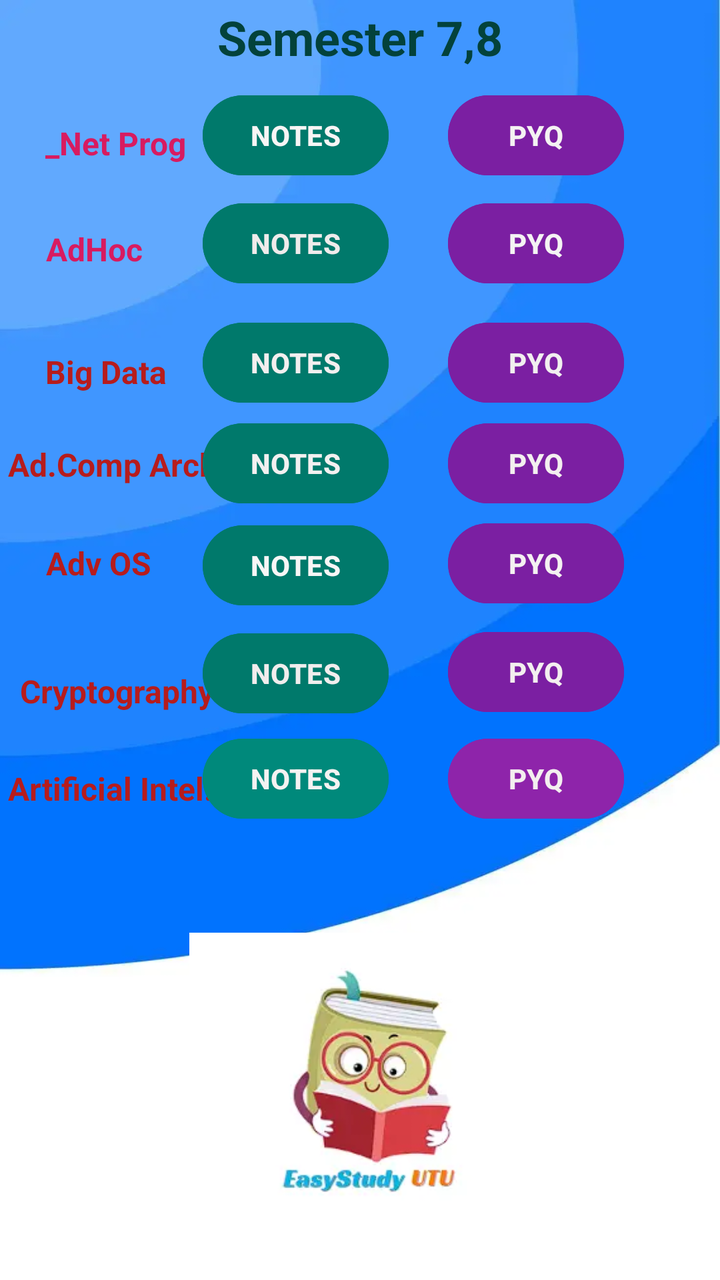
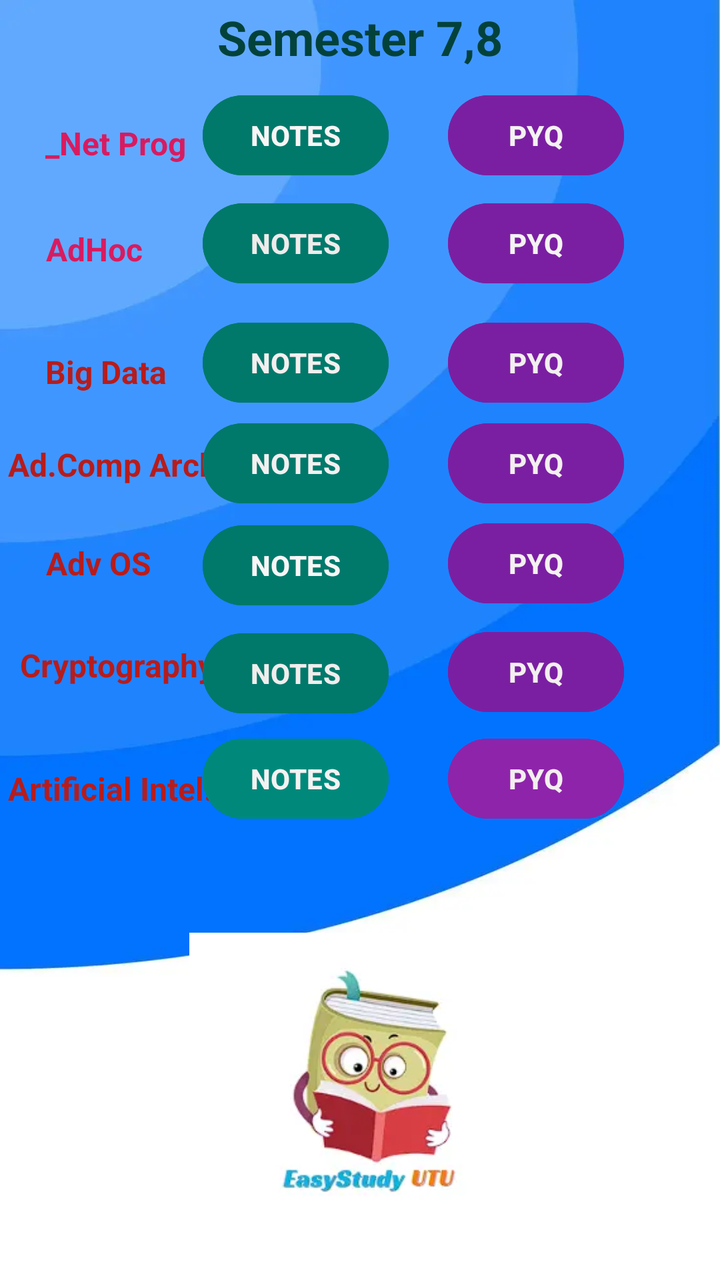

Screens rendered from an Android XML layout before and after an edit, with the pre-edit source and the edit as a unified diff.
<!-- AndroidManifest.xml: application theme Theme.EasyStudyUTU -->
<!-- res/layout/activity_fourth_year.xml -->
<?xml version="1.0" encoding="utf-8"?>
<androidx.constraintlayout.widget.ConstraintLayout xmlns:android="http://schemas.android.com/apk/res/android"
    xmlns:app="http://schemas.android.com/apk/res-auto"
    xmlns:tools="http://schemas.android.com/tools"
    style="d"
    android:layout_width="match_parent"
    android:layout_height="match_parent"
    android:background="@drawable/background2"
    android:foregroundTint="#00897B"
    tools:context=".FourthYear">


    <TextView
        android:id="@+id/textView30"
        android:layout_width="wrap_content"
        android:layout_height="wrap_content"
        android:text="Cryptography"
        android:textColor="#B71C1C"
        android:textSize="16dp"
        android:textStyle="bold"
        app:layout_constraintBottom_toBottomOf="parent"
        app:layout_constraintEnd_toEndOf="parent"
        app:layout_constraintHorizontal_bias="0.038"
        app:layout_constraintStart_toStartOf="parent"
        app:layout_constraintTop_toTopOf="parent"
        app:layout_constraintVertical_bias="0.541" />

    <Button
        android:id="@+id/adhocpyq"
        android:layout_width="wrap_content"
        android:layout_height="wrap_content"
        android:backgroundTint="#7B1FA2"
        android:text="PYQ"
        android:textColor="#F4F3F3"
        android:textStyle="bold"
        app:layout_constraintBottom_toBottomOf="parent"
        app:layout_constraintEnd_toEndOf="parent"
        app:layout_constraintHorizontal_bias="0.823"
        app:layout_constraintStart_toStartOf="parent"
        app:layout_constraintTop_toTopOf="parent"
        app:layout_constraintVertical_bias="0.165" />

    <TextView
        android:id="@+id/textView25"
        android:layout_width="wrap_content"
        android:layout_height="wrap_content"
        android:foregroundTint="#F44336"
        android:text="Semester 7,8"
        android:textColor="#03423B"
        android:textSize="24dp"
        android:textStyle="bold"
        app:layout_constraintBottom_toBottomOf="parent"
        app:layout_constraintEnd_toEndOf="parent"
        app:layout_constraintStart_toStartOf="parent"
        app:layout_constraintTop_toTopOf="parent"
        app:layout_constraintVertical_bias="0.004" />

    <TextView
        android:id="@+id/textView26"
        android:layout_width="wrap_content"
        android:layout_height="wrap_content"
        android:text="_Net Prog"
        android:textColor="#D81B60"
        android:textSize="16dp"
        android:textStyle="bold"
        app:layout_constraintBottom_toBottomOf="parent"
        app:layout_constraintEnd_toEndOf="parent"
        app:layout_constraintHorizontal_bias="0.078"
        app:layout_constraintStart_toStartOf="parent"
        app:layout_constraintTop_toTopOf="parent"
        app:layout_constraintVertical_bias="0.098" />

    <Button
        android:id="@+id/dotnetnotes"
        android:layout_width="wrap_content"
        android:layout_height="wrap_content"
        android:backgroundTint="#00796B"
        android:text="NOTES"
        android:textColor="#F8F5F5"
        android:textStyle="bold"
        app:layout_constraintBottom_toBottomOf="parent"
        app:layout_constraintEnd_toEndOf="parent"
        app:layout_constraintHorizontal_bias="0.38"
        app:layout_constraintStart_toStartOf="parent"
        app:layout_constraintTop_toTopOf="parent"
        app:layout_constraintVertical_bias="0.074" />

    <Button
        android:id="@+id/dotnetpyq"
        android:layout_width="wrap_content"
        android:layout_height="wrap_content"
        android:backgroundTint="#7B1FA2"
        android:text="PYQ"
        android:textColor="#F4F2F2"
        android:textStyle="bold"
        app:layout_constraintBottom_toBottomOf="parent"
        app:layout_constraintEnd_toEndOf="parent"
        app:layout_constraintHorizontal_bias="0.823"
        app:layout_constraintStart_toStartOf="parent"
        app:layout_constraintTop_toTopOf="parent"
        app:layout_constraintVertical_bias="0.074" />

    <TextView
        android:id="@+id/textView27"
        android:layout_width="wrap_content"
        android:layout_height="wrap_content"
        android:text="AdHoc "
        android:textColor="#D81B60"
        android:textSize="16dp"
        android:textStyle="bold"
        app:layout_constraintBottom_toBottomOf="parent"
        app:layout_constraintEnd_toEndOf="parent"
        app:layout_constraintHorizontal_bias="0.075"
        app:layout_constraintStart_toStartOf="parent"
        app:layout_constraintTop_toTopOf="parent"
        app:layout_constraintVertical_bias="0.184" />

    <Button
        android:id="@+id/adhocnotes"
        android:layout_width="wrap_content"
        android:layout_height="wrap_content"
        android:backgroundTint="#00796B"
        android:text="NOTES"
        android:textColor="#EFEBEB"
        android:textStyle="bold"
        app:layout_constraintBottom_toBottomOf="parent"
        app:layout_constraintEnd_toEndOf="parent"
        app:layout_constraintHorizontal_bias="0.38"
        app:layout_constraintStart_toStartOf="parent"
        app:layout_constraintTop_toTopOf="parent"
        app:layout_constraintVertical_bias="0.165" />

    <TextView
        android:id="@+id/textView28"
        android:layout_width="wrap_content"
        android:layout_height="wrap_content"
        android:text="Big Data"
        android:textAllCaps="false"
        android:textColor="#B71C1C"
        android:textSize="16dp"
        android:textStyle="bold"
        app:layout_constraintBottom_toBottomOf="parent"
        app:layout_constraintEnd_toEndOf="parent"
        app:layout_constraintHorizontal_bias="0.076"
        app:layout_constraintStart_toStartOf="parent"
        app:layout_constraintTop_toTopOf="parent"
        app:layout_constraintVertical_bias="0.283" />

    <Button
        android:id="@+id/bigdatanotes"
        android:layout_width="wrap_content"
        android:layout_height="wrap_content"
        android:backgroundTint="#00796B"
        android:text="NOTES"
        android:textColor="#F3EFEF"
        android:textStyle="bold"
        app:layout_constraintBottom_toBottomOf="parent"
        app:layout_constraintEnd_toEndOf="parent"
        app:layout_constraintHorizontal_bias="0.38"
        app:layout_constraintStart_toStartOf="parent"
        app:layout_constraintTop_toTopOf="parent"
        app:layout_constraintVertical_bias="0.266" />

    <Button
        android:id="@+id/bigdatapyq"
        android:layout_width="wrap_content"
        android:layout_height="wrap_content"
        android:backgroundTint="#7B1FA2"
        android:text="PYQ"
        android:textColor="#F1EFEF"
        android:textStyle="bold"
        app:layout_constraintBottom_toBottomOf="parent"
        app:layout_constraintEnd_toEndOf="parent"
        app:layout_constraintHorizontal_bias="0.823"
        app:layout_constraintStart_toStartOf="parent"
        app:layout_constraintTop_toTopOf="parent"
        app:layout_constraintVertical_bias="0.266" />

    <TextView
        android:id="@+id/textView24"
        android:layout_width="wrap_content"
        android:layout_height="wrap_content"
        android:text="Ad.Comp Arch"
        android:textColor="#B71C1C"
        android:textSize="16dp"
        android:textStyle="bold"
        app:layout_constraintBottom_toBottomOf="parent"
        app:layout_constraintEnd_toEndOf="parent"
        app:layout_constraintHorizontal_bias="0.016"
        app:layout_constraintStart_toStartOf="parent"
        app:layout_constraintTop_toTopOf="parent"
        app:layout_constraintVertical_bias="0.358" />

    <Button
        android:id="@+id/advcoanotes"
        android:layout_width="wrap_content"
        android:layout_height="wrap_content"
        android:backgroundTint="#00796B"
        android:text="NOTES"
        android:textColor="#F3F0F0"
        android:textStyle="bold"
        app:layout_constraintBottom_toBottomOf="parent"
        app:layout_constraintEnd_toEndOf="parent"
        app:layout_constraintHorizontal_bias="0.38"
        app:layout_constraintStart_toStartOf="parent"
        app:layout_constraintTop_toTopOf="parent"
        app:layout_constraintVertical_bias="0.351" />

    <Button
        android:id="@+id/advcoapyq"
        android:layout_width="wrap_content"
        android:layout_height="wrap_content"
        android:backgroundTint="#7B1FA2"
        android:text="PYQ"
        android:textColor="#F3EFEF"
        android:textStyle="bold"
        app:layout_constraintBottom_toBottomOf="parent"
        app:layout_constraintEnd_toEndOf="parent"
        app:layout_constraintHorizontal_bias="0.823"
        app:layout_constraintStart_toStartOf="parent"
        app:layout_constraintTop_toTopOf="parent"
        app:layout_constraintVertical_bias="0.351" />

    <TextView
        android:id="@+id/textView29"
        android:layout_width="wrap_content"
        android:layout_height="wrap_content"
        android:text="Adv OS"
        android:textColor="#B71C1C"
        android:textSize="16dp"
        android:textStyle="bold"
        app:layout_constraintBottom_toBottomOf="parent"
        app:layout_constraintEnd_toEndOf="parent"
        app:layout_constraintHorizontal_bias="0.075"
        app:layout_constraintStart_toStartOf="parent"
        app:layout_constraintTop_toTopOf="parent"
        app:layout_constraintVertical_bias="0.438" />

    <Button
        android:id="@+id/advosnotes"
        android:layout_width="wrap_content"
        android:layout_height="wrap_content"
        android:backgroundTint="#00796B"
        android:text="NOTES"
        android:textColor="#F8F6F6"
        android:textStyle="bold"
        app:layout_constraintBottom_toBottomOf="parent"
        app:layout_constraintEnd_toEndOf="parent"
        app:layout_constraintHorizontal_bias="0.38"
        app:layout_constraintStart_toStartOf="parent"
        app:layout_constraintTop_toTopOf="parent"
        app:layout_constraintVertical_bias="0.437" />

    <Button
        android:id="@+id/advospyq"
        android:layout_width="wrap_content"
        android:layout_height="wrap_content"
        android:backgroundTint="#7B1FA2"
        android:text="PYQ"
        android:textColor="#F4F1F1"
        android:textStyle="bold"
        app:layout_constraintBottom_toBottomOf="parent"
        app:layout_constraintEnd_toEndOf="parent"
        app:layout_constraintHorizontal_bias="0.823"
        app:layout_constraintStart_toStartOf="parent"
        app:layout_constraintTop_toTopOf="@+id/textView25"
        app:layout_constraintVertical_bias="0.433" />

    <Button
        android:id="@+id/cryptonotes"
        android:layout_width="wrap_content"
        android:layout_height="wrap_content"
        android:backgroundTint="#00796B"
        android:text="NOTES"
        android:textColor="#F1EDED"
        android:textStyle="bold"
        app:layout_constraintBottom_toBottomOf="parent"
        app:layout_constraintEnd_toEndOf="parent"
        app:layout_constraintHorizontal_bias="0.38"
        app:layout_constraintStart_toStartOf="parent"
        app:layout_constraintTop_toTopOf="parent"
        app:layout_constraintVertical_bias="0.528" />

    <Button
        android:id="@+id/cryptopyq"
        android:layout_width="wrap_content"
        android:layout_height="wrap_content"
        android:backgroundTint="#7B1FA2"
        android:text="PYQ"
        android:textColor="#F3EFEF"
        android:textStyle="bold"
        app:layout_constraintBottom_toBottomOf="parent"
        app:layout_constraintEnd_toEndOf="parent"
        app:layout_constraintHorizontal_bias="0.823"
        app:layout_constraintStart_toStartOf="parent"
        app:layout_constraintTop_toTopOf="@+id/textView25"
        app:layout_constraintVertical_bias="0.525" />

    <ImageView
        android:id="@+id/imageView7"
        android:layout_width="171dp"
        android:layout_height="185dp"
        app:layout_constraintBottom_toBottomOf="parent"
        app:layout_constraintEnd_toEndOf="parent"
        app:layout_constraintStart_toStartOf="parent"
        app:layout_constraintTop_toTopOf="parent"
        app:layout_constraintVertical_bias="1.0"
        app:srcCompat="@drawable/applogo" />

    <TextView
        android:id="@+id/textView31"
        android:layout_width="wrap_content"
        android:layout_height="wrap_content"
        android:backgroundTint="#D81B60"
        android:text="Artificial Intel."
        android:textColor="#B71C1C"
        android:textSize="16dp"
        android:textStyle="bold"
        app:layout_constraintBottom_toBottomOf="parent"
        app:layout_constraintEnd_toEndOf="parent"
        app:layout_constraintHorizontal_bias="0.016"
        app:layout_constraintStart_toStartOf="parent"
        app:layout_constraintTop_toTopOf="parent"
        app:layout_constraintVertical_bias="0.62" />

    <Button
        android:id="@+id/ainotes"
        android:layout_width="wrap_content"
        android:layout_height="wrap_content"
        android:backgroundTint="#00897B"
        android:text="NOTES"
        android:textColor="#F4F2F2"
        android:textStyle="bold"
        app:layout_constraintBottom_toBottomOf="parent"
        app:layout_constraintEnd_toEndOf="parent"
        app:layout_constraintHorizontal_bias="0.38"
        app:layout_constraintStart_toStartOf="parent"
        app:layout_constraintTop_toTopOf="parent"
        app:layout_constraintVertical_bias="0.617" />

    <Button
        android:id="@+id/aipyq"
        android:layout_width="wrap_content"
        android:layout_height="wrap_content"
        android:backgroundTint="#8E24AA"
        android:text="PYQ"
        android:textColor="#F3EFEF"
        android:textStyle="bold"
        app:layout_constraintBottom_toBottomOf="parent"
        app:layout_constraintEnd_toEndOf="parent"
        app:layout_constraintHorizontal_bias="0.823"
        app:layout_constraintStart_toStartOf="parent"
        app:layout_constraintTop_toTopOf="parent"
        app:layout_constraintVertical_bias="0.617" />

</androidx.constraintlayout.widget.ConstraintLayout>
<!-- resources referenced by this layout -->
<resources>
  <!-- drawable applogo: webp bitmap (drawable, 4716 bytes) -->
  <!-- drawable background2: webp bitmap (drawable, 6770 bytes) -->
  <style name="Theme.EasyStudyUTU" parent="Base.Theme.EasyStudyUTU" />
  <style name="Base.Theme.EasyStudyUTU" parent="Theme.Material3.DayNight.NoActionBar">
          
          
      </style>
</resources>

<!-- the commit's change to res/layout/activity_fourth_year.xml (unified diff, before → after) -->
@@ -23,7 +23,7 @@
         app:layout_constraintHorizontal_bias="0.038"
         app:layout_constraintStart_toStartOf="parent"
         app:layout_constraintTop_toTopOf="parent"
-        app:layout_constraintVertical_bias="0.541" />
+        app:layout_constraintVertical_bias="0.52" />
 
     <Button
         android:id="@+id/adhocpyq"
